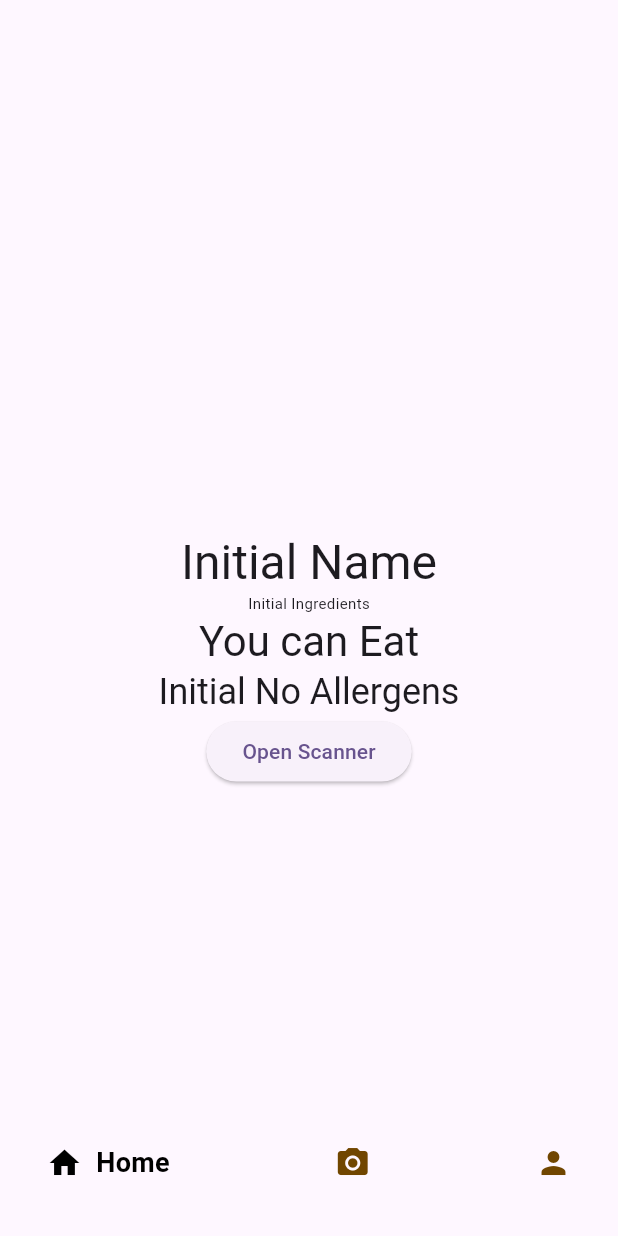
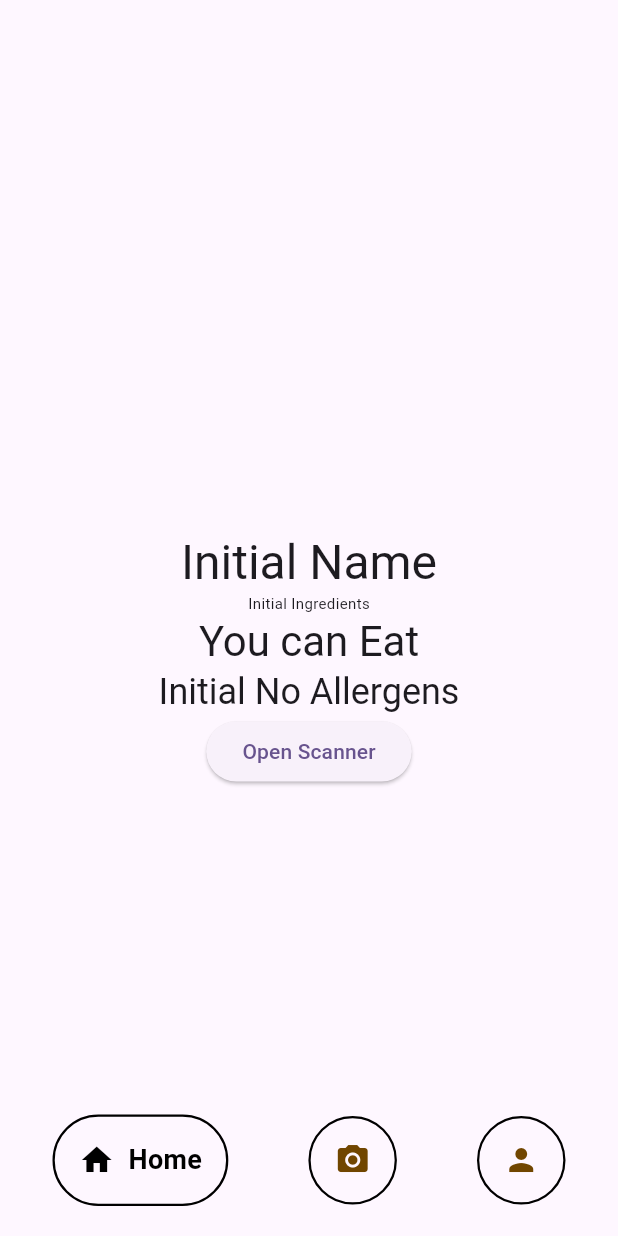
Before and after one commit to mega-b1te/WaForgeHackathon, a Flutter app: the screen it shows after launch, on a phone screen of 412 x 824 dp. Run offline on Flutter 3.47's test engine with Material 3 defaults, Android fonts, the phone set to English and light mode, and no system bars; drawn by our look-alikes of google_nav_bar; missing offline and left inert: openfoodfacts, simple_barcode_scanner.

Commit message:
Update home.dart

```diff
--- a/health_app/lib/home.dart
+++ b/health_app/lib/home.dart
@@ -1,5 +1,6 @@
 import 'package:flutter/cupertino.dart';
 import 'package:flutter/material.dart';
+import 'package:flutter/widgets.dart';
 import 'package:openfoodfacts/openfoodfacts.dart';
 import 'package:simple_barcode_scanner/simple_barcode_scanner.dart';
 import 'package:google_nav_bar/google_nav_bar.dart';
@@ -68,10 +69,9 @@ class _MyHomePageState extends State<MyHomePage> {
                 );
 
                 setState(() {
-
                   if (product.product != null) {
                     name =
-                        "Product: ${product.product?.getBestProductName(OpenFoodFactsLanguage.ENGLISH)/*getProductNameBrand(OpenFoodFactsLanguage.ENGLISH, " ")*/}";
+                        "Product: ${product.product?.getBestProductName(OpenFoodFactsLanguage.ENGLISH) /*getProductNameBrand(OpenFoodFactsLanguage.ENGLISH, " ")*/}";
                     ingredients =
                         product.product!. /*productName!*/ ingredientsText!;
                     List<Ingredient>? ingredientsList =
@@ -108,22 +108,20 @@ class _MyHomePageState extends State<MyHomePage> {
                     }
 
                     for (int i = 0; i < allergensList.length; i++) {
-                      if(!allergensList[i].contains("No")){
+                      if (!allergensList[i].contains("No")) {
                         whichAllergens += allergensList[i];
                       }
                     }
 
-                    if(whichAllergens.compareTo("") == 0){
+                    if (whichAllergens.compareTo("") == 0) {
                       canEat = "You can eat this";
-                    }else{
+                    } else {
                       canEat = "You can't eat this";
                     }
-                  }else{
-                    name =
-                        "Error With Scanning";
+                  } else {
+                    name = "Error With Scanning";
                     whichAllergens = "";
                     ingredients = "Please Try Again";
-
                   }
 
                   // for(int i = 0; i < allergies.length; i++){
@@ -142,12 +140,17 @@ class _MyHomePageState extends State<MyHomePage> {
       ),
       bottomNavigationBar: Container(
         child: const Padding(
-          padding: EdgeInsets.symmetric(horizontal: 15, vertical: 20),
+          padding: EdgeInsets.symmetric(horizontal: 35, vertical: 20),
           child: GNav(
               //color: Color.fromARGB(255, 195, 131, 27),
               gap: 9,
               activeColor: Colors.black,
               padding: EdgeInsets.all(16),
+              tabBorder: Border(
+                  bottom: BorderSide(color: Colors.black, width: 1.5),
+                  top: BorderSide(color: Colors.black, width: 1.5),
+                  left: BorderSide(color: Colors.black, width: 1.5),
+                  right: BorderSide(color: Colors.black, width: 1.5)),
               tabs: [
                 GButton(
                   icon: Icons.home,
```
